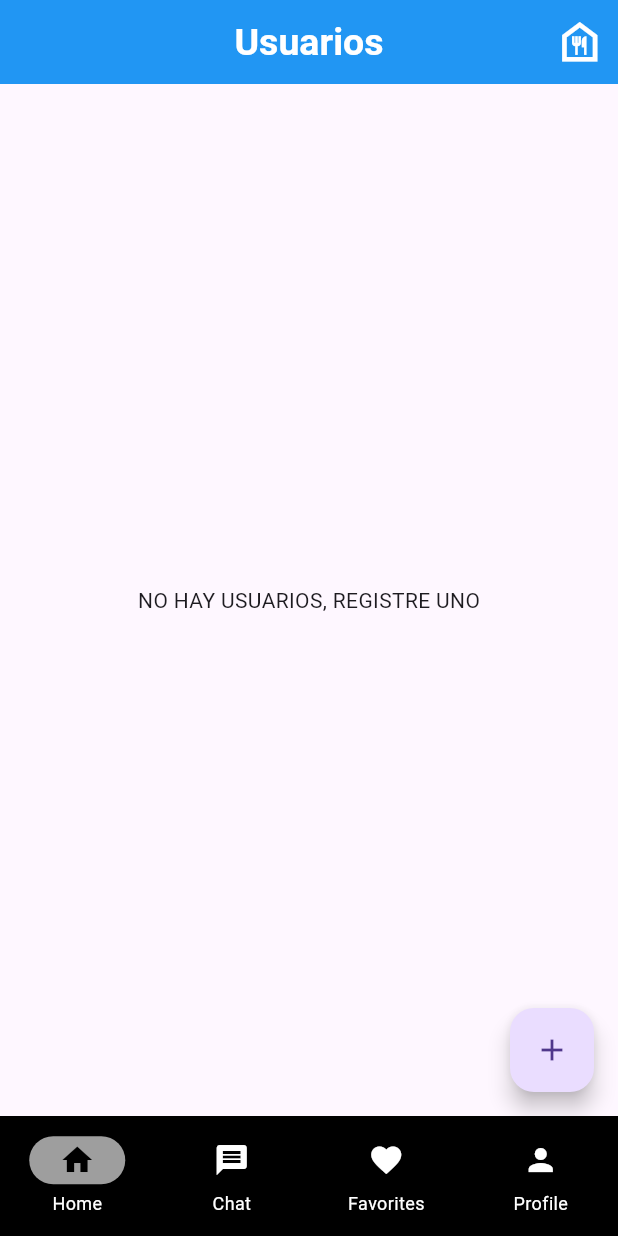
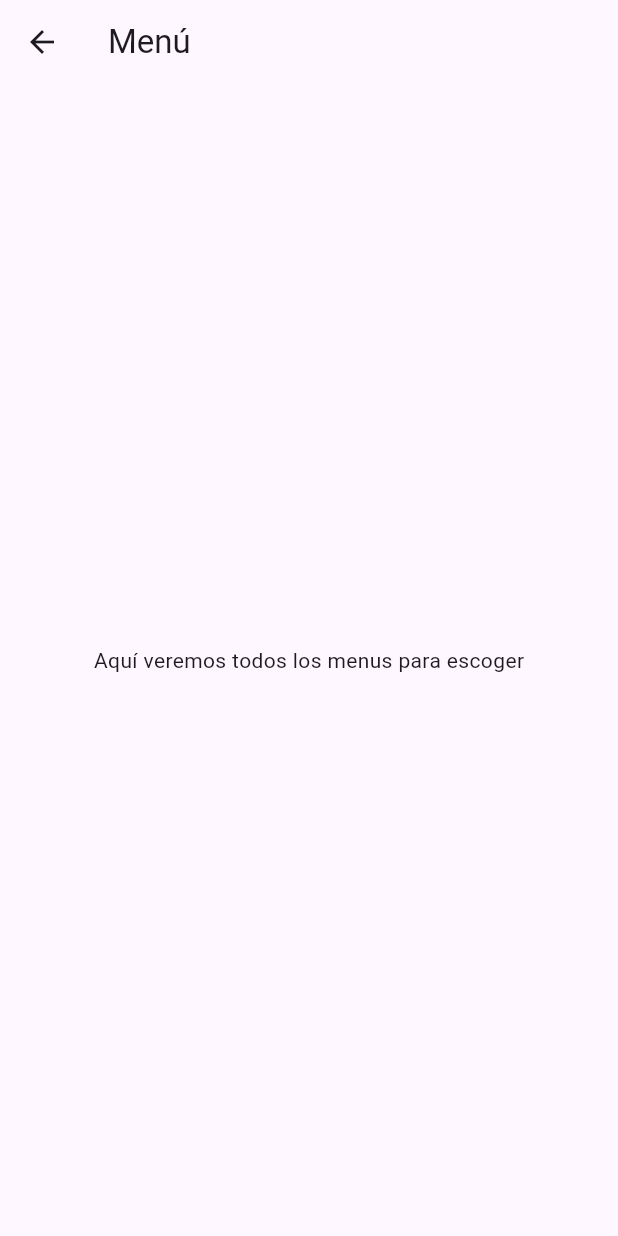
Before and after one commit to EllisLuisxD/RegistroPrueba, a Flutter app: the screen it shows after launch, after a tap on the "food bank" icon, on a phone screen of 412 x 824 dp. Run offline on Flutter 3.47's test engine with Material 3 defaults, Android fonts, the phone set to English and light mode, and no system bars.

Commit message:
Hemos creado la página de menu, y le hemos añadido la ruta al ícono para que nos envié a esa página

```diff
--- a/lib/main.dart
+++ b/lib/main.dart
@@ -1,12 +1,14 @@
 import 'package:flutter/material.dart';
 import 'package:registro_formfield/pages/home.dart';
+import 'package:registro_formfield/pages/menus.dart';
 import 'package:registro_formfield/pages/registro.dart';
 
 void main() {
   runApp(MaterialApp(
     routes: {
       '/home': (context) => Home(),
-      '/registro': (context) => Registro()
+      '/registro': (context) => Registro(),
+      '/menu': (context) => Menus()
     },
     initialRoute: '/home',
   ));
--- a/lib/pages/home.dart
+++ b/lib/pages/home.dart
@@ -24,7 +24,9 @@ class _HomeState extends State<Home> {
         backgroundColor: Colors.blue,
         actions: [
           IconButton(
-              onPressed: () {},
+              onPressed: () {
+                Navigator.pushNamed(context, '/menu');
+              },
               icon: Icon(
                 Icons.food_bank_outlined,
                 size: 35,
--- /dev/null
+++ b/lib/pages/menus.dart
@@ -0,0 +1,22 @@
+import 'package:flutter/material.dart';
+
+class Menus extends StatefulWidget {
+  const Menus({super.key});
+
+  @override
+  State<Menus> createState() => _MenusState();
+}
+
+class _MenusState extends State<Menus> {
+  @override
+  Widget build(BuildContext context) {
+    return Scaffold(
+      appBar: AppBar(
+        title: Text('Menú'),
+      ),
+      body: Center(
+        child: Text('Aquí veremos todos los menus para escoger'),
+      ),
+    );
+  }
+}
```
